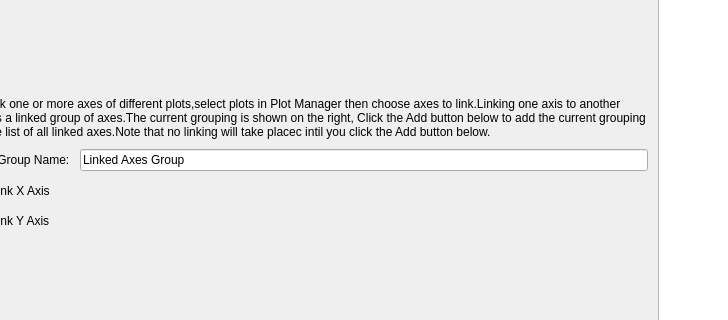
Above: PlotManager.ui from whatudone/plotxy before the change; both pictures show x 323 to 1051 and y 117 to 437 of the 1259 by 766 pixel window. Below: the same form after it.
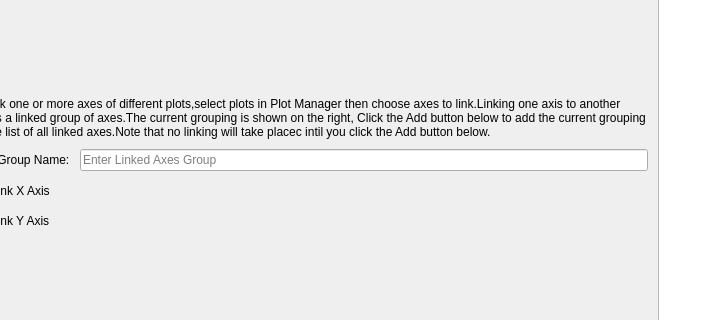
That is the form after the change. Custom widgets are drawn as their Qt base class.

Commit message: 1、优化部分操作 2、修复加载pxy之后链接轴界面没有显示已经添加的数据

The edit to the form file:
```diff
--- a/PlotManager.ui
+++ b/PlotManager.ui
@@ -2427,7 +2427,10 @@
                <item>
                 <widget class="QLineEdit" name="lineEditLinkGroupName">
                  <property name="text">
-                  <string>Linked Axes Group</string>
+                  <string/>
+                 </property>
+                 <property name="placeholderText">
+                  <string>Enter Linked Axes Group</string>
                  </property>
                 </widget>
                </item>
```
Left out of the diff: 11 changed lines with no effect on the pictures. The commit also changes 2 other files.
